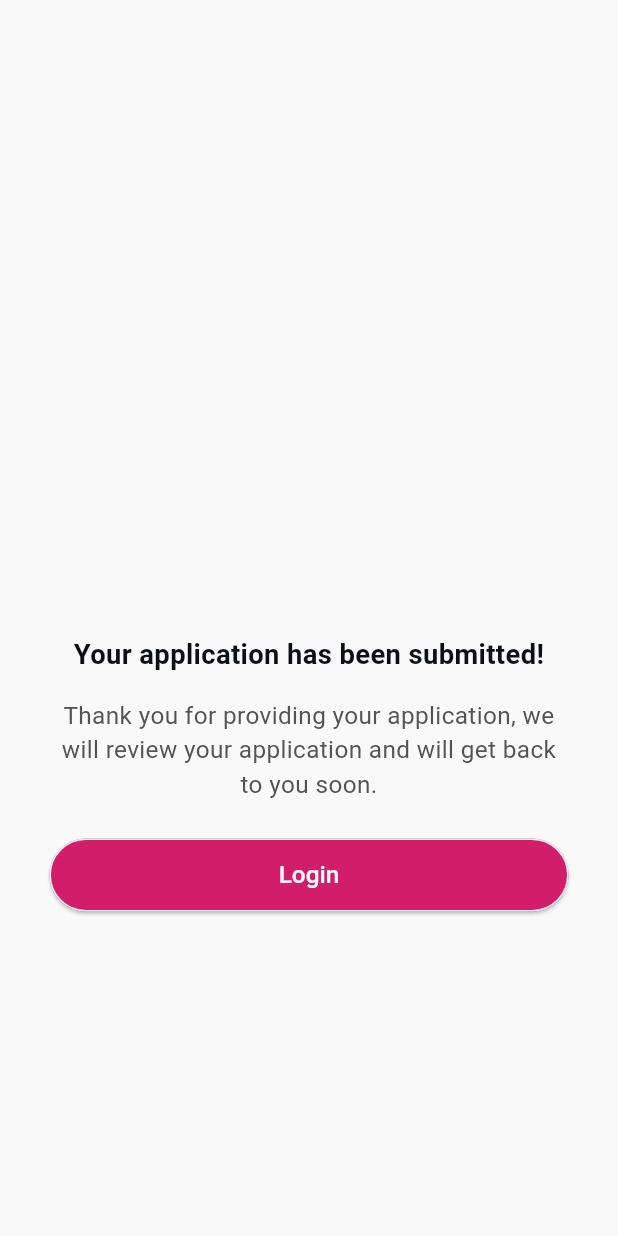
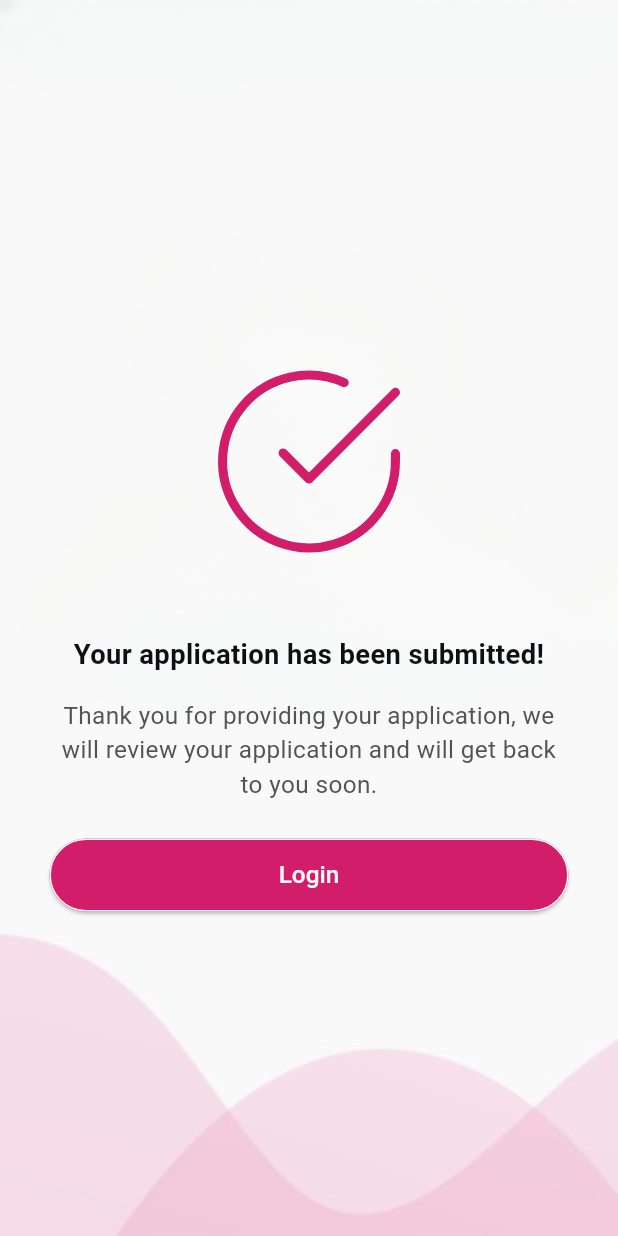
Before and after one commit to ali72-20/Elevate_tracking_app, a Flutter app: the screen it shows after launch, on a phone screen of 412 x 824 dp. Run offline on Flutter 3.47's test engine with Material 3 defaults, Android fonts, the phone set to English and light mode, and no system bars; our stand-ins replace awesome_dialog, bloc, dio, flutter_bloc, flutter_screenutil, flutter_secure_storage and 7 more; generated files the repository leaves out were written again.

Commit message:
finish Task Application Approved

```diff
--- a/lib/core/utilities/style/app_images.dart
+++ b/lib/core/utilities/style/app_images.dart
@@ -1,4 +1,6 @@
 class AppImages {
   static const String loading="assets/image/animations/loading.json";
   static const String error="assets/image/animations/error.json";
+  static const String backGroundAppApproved="assets/images/success_apply.png";
+  static const String checkCircle="assets/images/check_circle.svg";
 }
--- a/lib/src/presentation/pages/application_approved/view/application_approved_view.dart
+++ b/lib/src/presentation/pages/application_approved/view/application_approved_view.dart
@@ -1,8 +1,10 @@
 import 'package:flutter/material.dart';
 import 'package:flutter_screenutil/flutter_screenutil.dart';
+import 'package:flutter_svg/svg.dart';
 import 'package:tracking_app/core/extensions/extensions.dart';
 import 'package:tracking_app/core/routes/page_route_name.dart';
 import 'package:tracking_app/core/utilities/style/app_fonts.dart';
+import 'package:tracking_app/core/utilities/style/app_images.dart';
 import 'package:tracking_app/core/utilities/style/spacing.dart';
 
 import '../../../shared_widgets/custom_button_widget.dart';
@@ -12,7 +14,15 @@ class ApplicationApprovedView extends StatelessWidget {
 
   @override
   Widget build(BuildContext context) {
-    return Scaffold(
+    return Container(
+      height: double.infinity,
+      width: double.infinity,
+      decoration: const BoxDecoration(
+          image: DecorationImage(
+              fit: BoxFit.fill,
+              image: AssetImage(AppImages.backGroundAppApproved))),
+      child: Scaffold(
+        backgroundColor: Colors.transparent,
         body: Center(
           child: Padding(
             padding: EdgeInsets.symmetric(horizontal: 30.w, vertical: 30.h),
@@ -20,9 +30,11 @@ class ApplicationApprovedView extends StatelessWidget {
               crossAxisAlignment: CrossAxisAlignment.center,
               mainAxisAlignment: MainAxisAlignment.center,
               children: [
-              SizedBox(
+                SvgPicture.asset(
                   height: 180.h,
                   width: 160.h,
+                  AppImages.checkCircle,
+                  semanticsLabel: 'Dart Logo',
                 ),
                 verticalSpace(24),
                 Text(
@@ -46,6 +58,7 @@ class ApplicationApprovedView extends StatelessWidget {
             ),
           ),
         ),
+      ),
     );
   }
 
--- a/pubspec.yaml
+++ b/pubspec.yaml
@@ -91,6 +91,7 @@ flutter:
   # To add assets to your application, add an assets section, like this:
   assets:
     - assets/image/animations/
+    - assets/images/
 
   # An image asset can refer to one or more resolution-specific "variants", see
   # https://flutter.dev/to/resolution-aware-images
```
Also changed, not shown: assets/images/check_circle.svg (added), assets/images/success_apply.png (added), lib/core/di/di.config.dart, 1 other file. Lines whose indentation alone changed are shown as unchanged.
